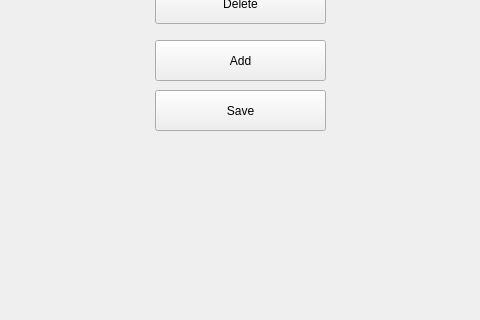
hungneyugn/ManageRestaurant, file managerwindow.ui: the form before one commit; both pictures show x 255 to 735 and y 100 to 420 of the 882 by 547 pixel window.
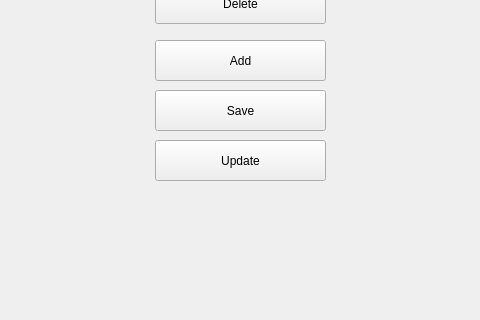
The form after the commit.

Patch:
```diff
--- a/managerwindow.ui
+++ b/managerwindow.ui
@@ -53,6 +53,19 @@
      <string>Delete</string>
     </property>
    </widget>
+   <widget class="QPushButton" name="btn_update">
+    <property name="geometry">
+     <rect>
+      <x>410</x>
+      <y>240</y>
+      <width>171</width>
+      <height>41</height>
+     </rect>
+    </property>
+    <property name="text">
+     <string>Update</string>
+    </property>
+   </widget>
   </widget>
  </widget>
  <resources/>
```
